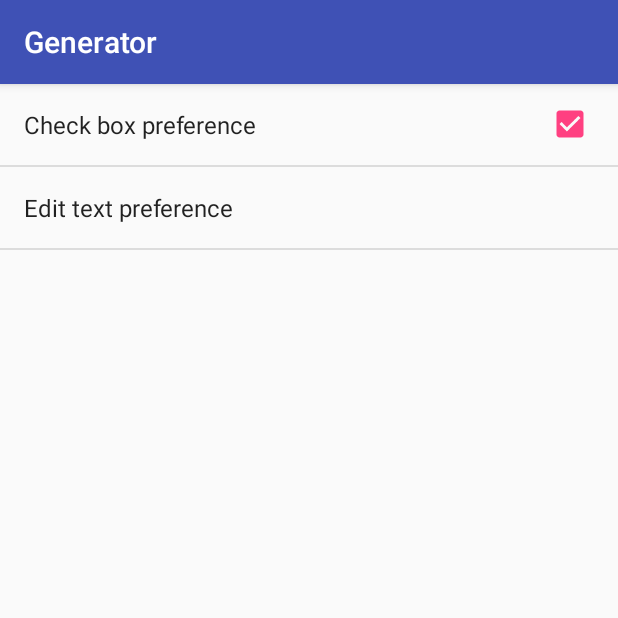
After one commit to filipw2/projektGenerator, an Android app: the fragment PreferencesFragment shown on its own in the app's theme, on a phone screen of 412 x 824 dp, the top half of it. The commit adds this screen. Run offline under Robolectric (Android 15) with nearby library versions, the phone set to English and light mode, and no system bars.

Commit message:
added placeholder for preferences

```diff
--- a/app/build.gradle
+++ b/app/build.gradle
@@ -20,6 +20,10 @@ android {
     }
 
 
+    compileOptions {
+        sourceCompatibility JavaVersion.VERSION_1_6
+        targetCompatibility JavaVersion.VERSION_1_6
+    }
 }
 
 dependencies {
--- a/app/src/main/AndroidManifest.xml
+++ b/app/src/main/AndroidManifest.xml
@@ -19,6 +19,9 @@
                 <category android:name="android.intent.category.LAUNCHER" />
             </intent-filter>
         </activity>
+        <activity android:name=".PreferencesActivity"
+            android:theme="@style/AppTheme.NoActionBar">
+        </activity>
         <activity
             android:name=".GeneratorActivity"
             android:label="@string/title_activity_generator"
--- /dev/null
+++ b/app/src/main/java/com/example/projekt/generator/PreferencesFragment.java
@@ -0,0 +1,24 @@
+package com.example.projekt.generator;
+
+
+import android.os.Bundle;
+import android.preference.PreferenceFragment;
+import android.support.annotation.Nullable;
+import android.view.LayoutInflater;
+import android.view.View;
+import android.view.ViewGroup;
+
+
+/**
+ * Created by Filip on 2017-05-20.
+ */
+
+public class PreferencesFragment extends PreferenceFragment {
+
+    @Override
+    public void onCreate(@Nullable Bundle savedInstanceState) {
+        super.onCreate(savedInstanceState);
+
+        addPreferencesFromResource(R.xml.preferences);
+    }
+}
--- a/app/src/main/res/layout/activity_main.xml
+++ b/app/src/main/res/layout/activity_main.xml
@@ -13,6 +13,12 @@
         android:ems="10"
         android:inputType="number"
         />
+
+    <Button
+        android:id="@+id/preferences"
+        android:layout_width="match_parent"
+        android:layout_height="wrap_content"
+        android:text="Opcje" />
 
     <Button
         android:id="@+id/btnActTwo"
--- /dev/null
+++ b/app/src/main/res/xml/preferences.xml
@@ -0,0 +1,14 @@
+<?xml version="1.0" encoding="utf-8"?>
+<PreferenceScreen xmlns:android="http://schemas.android.com/apk/res/android">
+
+
+    <CheckBoxPreference
+        android:defaultValue="false"
+        android:key="check_box_preference_1"
+        android:title="Check box preference" />
+    <EditTextPreference
+        android:key="edit_text_preference_1"
+        android:selectAllOnFocus="true"
+        android:singleLine="true"
+        android:title="Edit text preference" />
+</PreferenceScreen>
--- a/build.gradle
+++ b/build.gradle
@@ -6,7 +6,6 @@ buildscript {
     }
     dependencies {
         classpath 'com.android.tools.build:gradle:2.3.2'
-
         // NOTE: Do not place your application dependencies here; they belong
         // in the individual module build.gradle files
     }
```
Also changed, not shown: app/src/main/java/com/example/projekt/generator/MainActivity.java (+10 -0 lines), app/src/main/java/com/example/projekt/generator/PreferencesActivity.java (added, +24 -0 lines), app/src/main/res/layout/activity_preferences.xml (added, +13 -0 lines).
